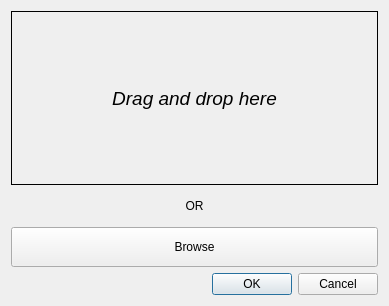
Above: res/layout/dialog_select_file.ui from luphysics/PyMODA before the change. Below: the same form after it.
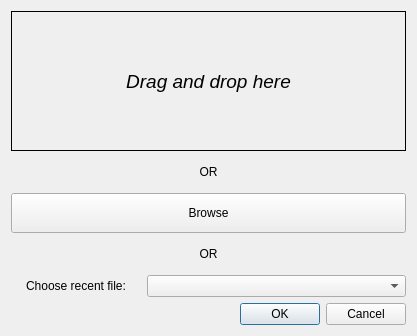
That is the form after the change. Custom widgets are drawn as their Qt base class.

Commit message: Crosshairs are now shown on PlotComponents

```diff
--- a/res/layout/dialog_select_file.ui
+++ b/res/layout/dialog_select_file.ui
@@ -6,8 +6,8 @@
    <rect>
     <x>0</x>
     <y>0</y>
-    <width>389</width>
-    <height>306</height>
+    <width>417</width>
+    <height>336</height>
    </rect>
   </property>
   <property name="windowTitle">
@@ -69,6 +69,42 @@
      </item>
     </layout>
    </item>
+   <item>
+    <widget class="QLabel" name="lbl_or2">
+     <property name="maximumSize">
+      <size>
+       <width>16777215</width>
+       <height>30</height>
+      </size>
+     </property>
+     <property name="text">
+      <string>OR</string>
+     </property>
+     <property name="alignment">
+      <set>Qt::AlignCenter</set>
+     </property>
+    </widget>
+   </item>
+   <item>
+    <layout class="QHBoxLayout" name="horizontalLayout" stretch="10,20">
+     <property name="sizeConstraint">
+      <enum>QLayout::SetFixedSize</enum>
+     </property>
+     <item>
+      <widget class="QLabel" name="label">
+       <property name="text">
+        <string>Choose recent file:</string>
+       </property>
+       <property name="alignment">
+        <set>Qt::AlignCenter</set>
+       </property>
+      </widget>
+     </item>
+     <item>
+      <widget class="QComboBox" name="comboBox"/>
+     </item>
+    </layout>
+   </item>
    <item>
     <widget class="QDialogButtonBox" name="buttonBox">
      <property name="orientation">
```
The commit also changes 2 other files.
